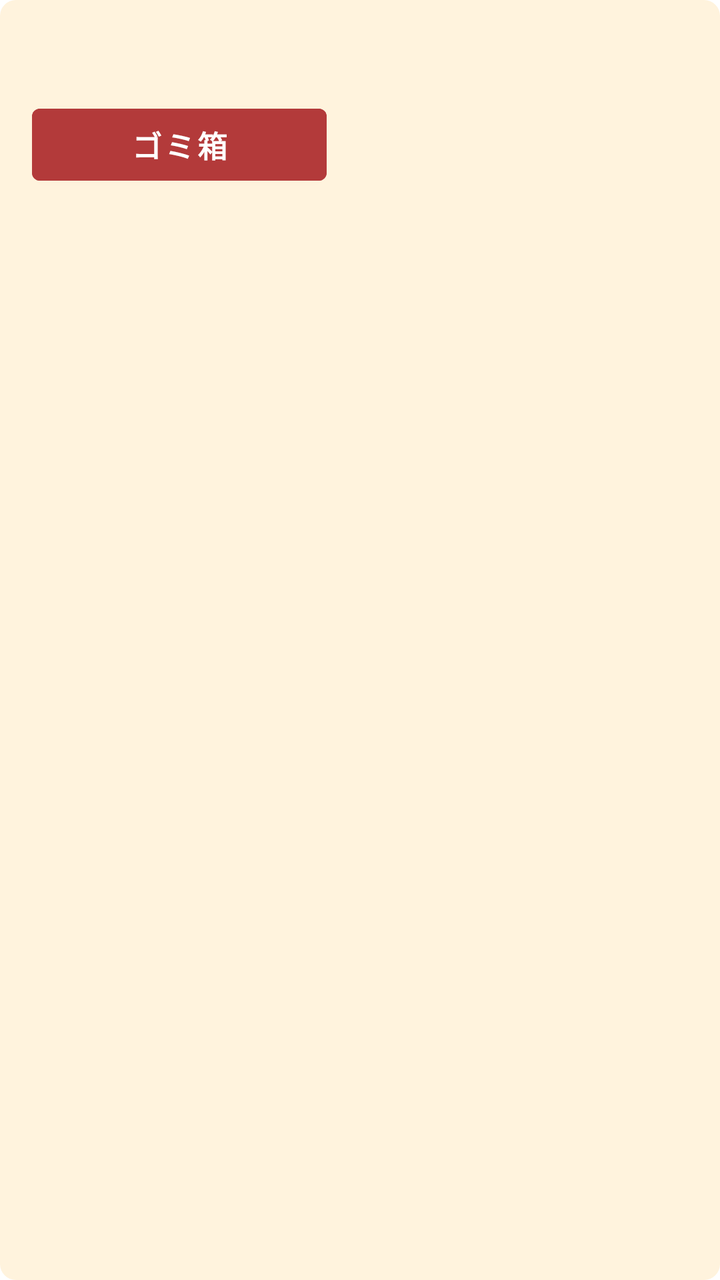
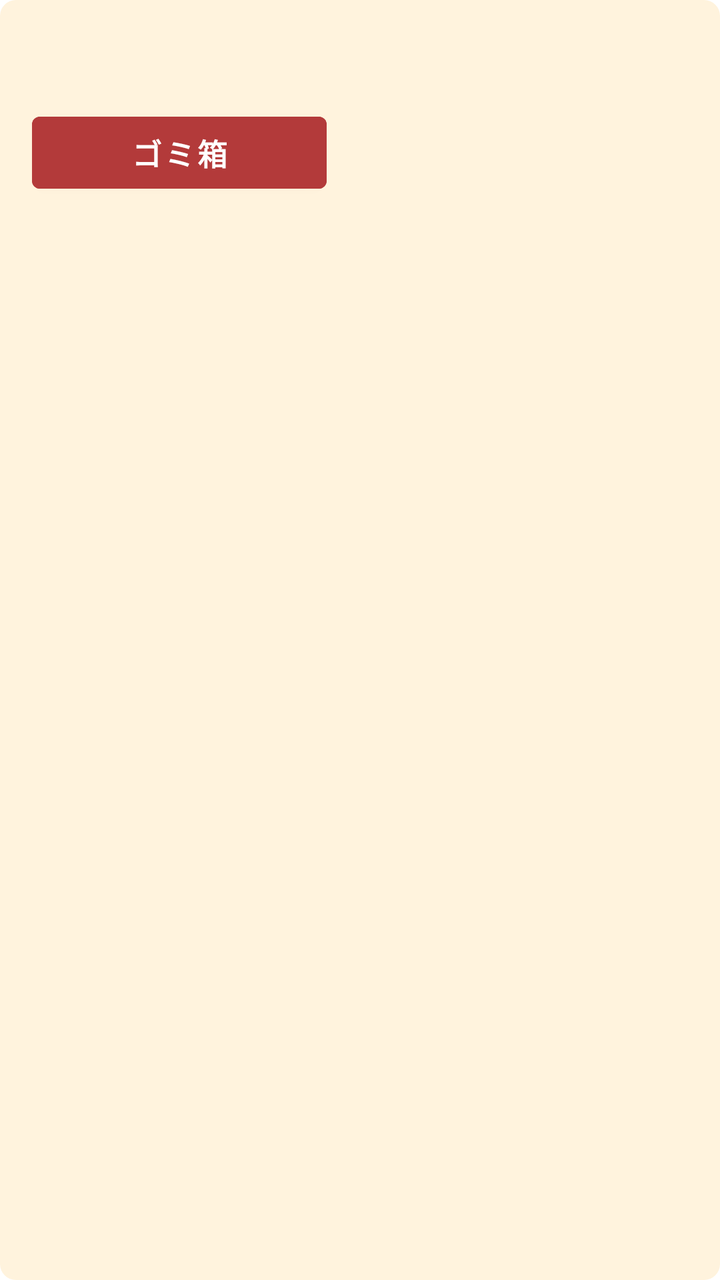

The first picture is an Android layout as it rendered before a commit; the second is the same layout after the commit. The layout source and the unified diff follow.
<!-- AndroidManifest.xml: application theme Theme.PainRecord001 -->
<!-- res/layout/item_saved_record.xml -->
<?xml version="1.0" encoding="utf-8"?>
<LinearLayout xmlns:android="http://schemas.android.com/apk/res/android"
    android:layout_width="match_parent"
    android:layout_height="wrap_content"
    android:layout_marginBottom="12dp"
    android:background="@drawable/saved_record_background"
    android:orientation="vertical"
    android:padding="16dp">

    <TextView
        android:id="@+id/recordText"
        android:layout_width="match_parent"
        android:layout_height="wrap_content"
        android:textColor="@color/text_primary"
        android:textSize="15sp" />

    <LinearLayout
        android:layout_width="match_parent"
        android:layout_height="wrap_content"
        android:orientation="horizontal"
        android:weightSum="1">

        <Button
            android:id="@+id/deleteRecordButton"
            android:layout_width="0dp"
            android:layout_height="48dp"
            android:layout_marginTop="12dp"
            android:layout_weight="0.45"
            android:backgroundTint="@color/delete_button"
            android:text="@string/delete_record"
            android:textAllCaps="false"
            android:textColor="@color/white"
            android:textSize="15sp"
            android:textStyle="bold" />

        <Space
            android:layout_width="0dp"
            android:layout_height="0dp"
            android:layout_weight="0.55" />
    </LinearLayout>
</LinearLayout>
<!-- resources referenced by this layout -->
<resources>
  <color name="delete_button">#FFB33A3A</color>
  <color name="text_primary">#FF20242A</color>
  <color name="white">#FFFFFFFF</color>
  <!-- drawable saved_record_background (drawable) -->
  <?xml version="1.0" encoding="utf-8"?>
  <shape xmlns:android="http://schemas.android.com/apk/res/android">
      <solid android:color="@color/saved_record_background" />
      <corners android:radius="8dp" />
  </shape>
  <string name="delete_record">ゴミ箱</string>
  <style name="Theme.PainRecord001" parent="Theme.MaterialComponents.DayNight.NoActionBar">
          
          <item name="colorPrimary">@color/accent</item>
          <item name="colorPrimaryVariant">@color/mandala_button</item>
          <item name="colorOnPrimary">@color/white</item>
          
          <item name="colorSecondary">@color/teal_200</item>
          <item name="colorSecondaryVariant">@color/teal_700</item>
          <item name="colorOnSecondary">@color/black</item>
          
          <item name="android:statusBarColor">?attr/colorPrimaryVariant</item>
          
      </style>
  <color name="saved_record_background">#FFFFF3DD</color>
  <color name="accent">#FF108E71</color>
  <color name="mandala_button">#FF1F4C8E</color>
  <color name="teal_200">#FF03DAC5</color>
  <color name="teal_700">#FF018786</color>
  <color name="black">#FF000000</color>
</resources>

<!-- the commit's change to res/layout/item_saved_record.xml (unified diff, before → after) -->
@@ -12,7 +12,7 @@
         android:layout_width="match_parent"
         android:layout_height="wrap_content"
         android:textColor="@color/text_primary"
-        android:textSize="15sp" />
+        android:textSize="18sp" />
 
     <LinearLayout
         android:layout_width="match_parent"
